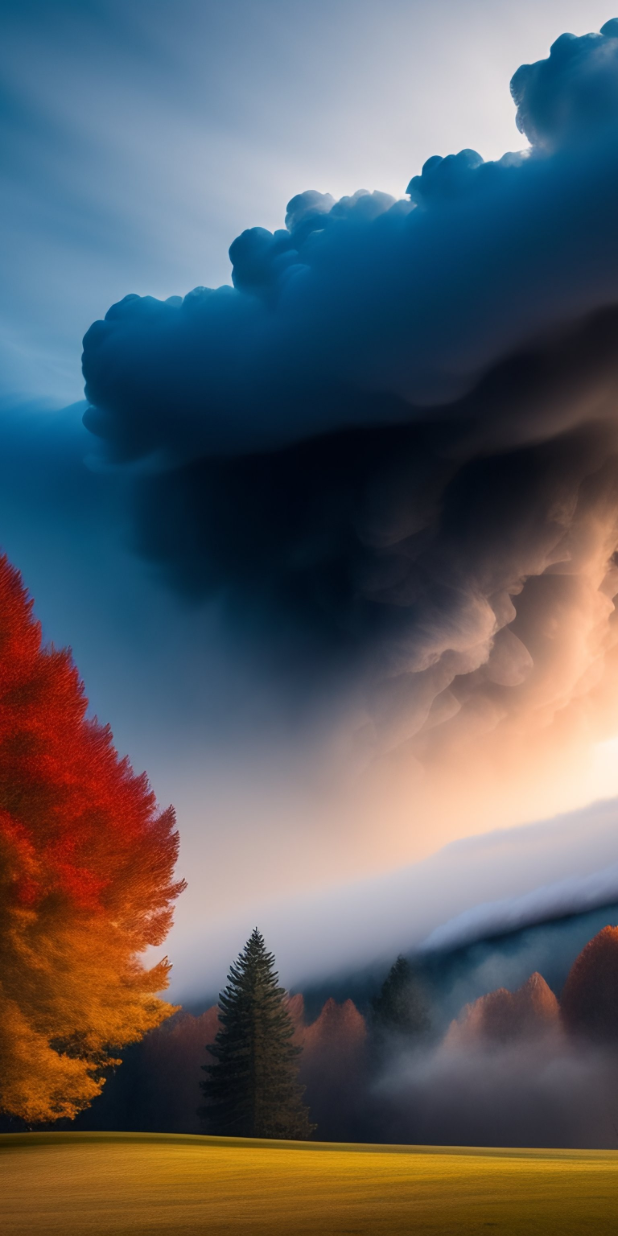
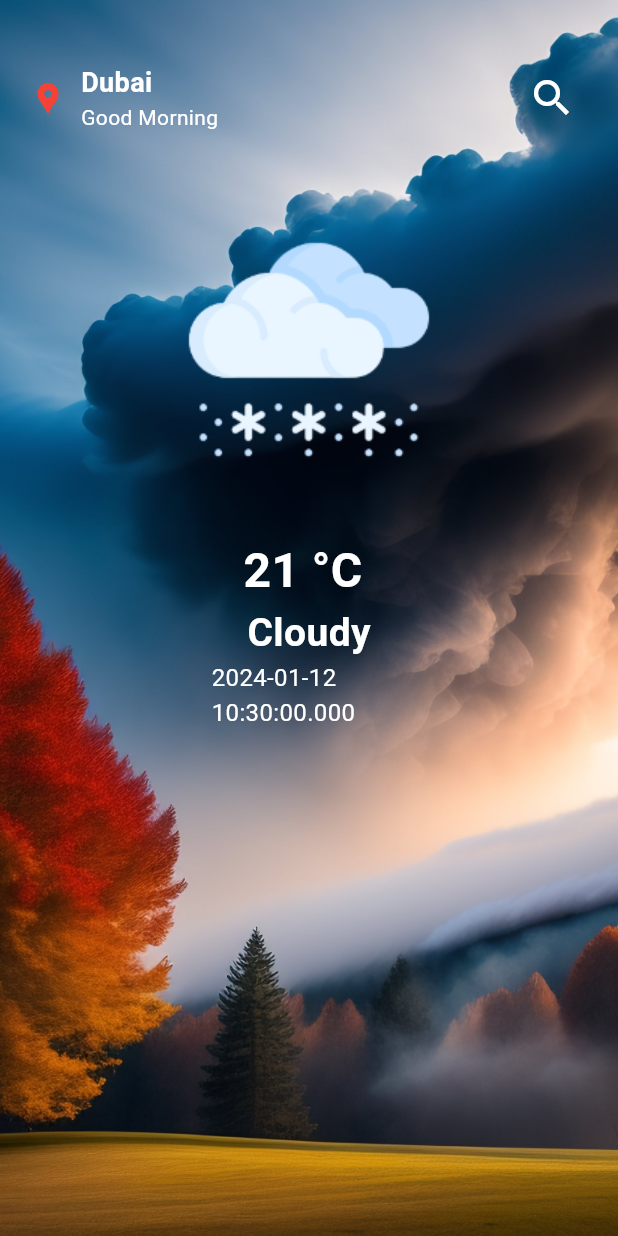
Before and after one commit to BIBINKB97/weather-App, a Flutter app: the screen it shows after launch, on a phone screen of 412 x 824 dp. Run offline on Flutter 3.47's test engine with Material 3 defaults, Android fonts, the phone set to English and light mode, and no system bars.

Commit message:
home page almost completed

```diff
--- a/lib/main.dart
+++ b/lib/main.dart
@@ -15,6 +15,7 @@ class MyApp extends StatelessWidget {
         title: 'Weather App',
         debugShowCheckedModeBanner: false,
         theme: ThemeData(
+          iconTheme: IconThemeData(color: Colors.white ),
           appBarTheme: AppBarTheme(
             backgroundColor: Colors.transparent,
             elevation: 0,
@@ -22,6 +23,7 @@ class MyApp extends StatelessWidget {
           colorScheme: ColorScheme.fromSeed(seedColor: Colors.deepPurple),
           useMaterial3: true,
         ),
+
         home: HomePage());
   }
 }
--- a/lib/screens/home_page.dart
+++ b/lib/screens/home_page.dart
@@ -1,5 +1,6 @@
 import 'package:flutter/material.dart';
 import 'package:weather_app/data/image_path.dart';
+import 'package:weather_app/utils/apptext.dart';
 
 class HomePage extends StatelessWidget {
   const HomePage({super.key});
@@ -15,6 +16,7 @@ class HomePage extends StatelessWidget {
         elevation: 0,
       ),
       body: Container(
+        padding: EdgeInsets.only(top: 40, right: 20, bottom: 20, left: 20),
         height: size.height,
         width: size.width,
         decoration: BoxDecoration(
@@ -23,9 +25,95 @@ class HomePage extends StatelessWidget {
           image: AssetImage(background[0]),
         )),
         child: Stack(children: [
+          SizedBox(
+            height: 50,
+            child: Row(
+              mainAxisAlignment: MainAxisAlignment.spaceBetween,
+              children: [
+                Container(
+                  child: Row(
+                    children: [
+                      Icon(
+                        Icons.location_pin,
+                        color: Colors.red,
+                      ),
+                      SizedBox(
+                        width: 10,
+                      ),
+                      Column(
+                        mainAxisAlignment: MainAxisAlignment.center,
+                        crossAxisAlignment: CrossAxisAlignment.start,
+                        children: [
+                          AppText(
+                            data: 'Dubai',
+                            color: Colors.white,
+                            size: 18,
+                            fw: FontWeight.w700,
+                          ),
+                          AppText(
+                            data: 'Good Morning',
+                            color: Colors.white,
+                            size: 14,
+                            fw: FontWeight.w400,
+                          ),
+                        ],
+                      )
+                    ],
+                  ),
+                ),
+                IconButton(
+                    onPressed: () {},
+                    icon: Icon(
+                      Icons.search,
+                      size: 32,
+                    ))
+              ],
+            ),
+          ),
+          Align(
+              alignment: Alignment(0, -0.7), child: Image.asset(imagePath[6])),
+          Align(
+            alignment: Alignment(0, 0),
+            child: SizedBox(
+              height: 130,
+              width: 130,
+              child: Column(
+                mainAxisAlignment: MainAxisAlignment.center,
+                children: [
+                  AppText(
+                    data: '21 °C ',
+                    color: Colors.white,
+                    fw: FontWeight.bold,
+                    size: 32,
+                  ),
+                  AppText(
+                    data: 'Cloudy',
+                    color: Colors.white,
+                    fw: FontWeight.w600,
+                    size: 26,
+                  ),
+                  AppText(
+                    data: DateTime.now().toString(),
+                    color: Colors.white,
+                    size: 16,
+                  )
+                ],
+              ),
+            ),
+          ),
+          SizedBox(
+            height: 100,
+            child: Column(
+              children: [
+                Row(
+                  children: [
 
-        ])
-        ,
+                  ],
+                )
+              ],
+            ),
+          )
+        ]),
       ),
     );
   }
--- a/pubspec.yaml
+++ b/pubspec.yaml
@@ -35,6 +35,7 @@ dependencies:
   geolocator: ^10.1.0
   get: ^4.6.6
   http: ^1.1.0
+  intl: ^0.19.0
   sleek_circular_slider: ^2.0.1
 
 dev_dependencies:
```
Also changed, not shown: pubspec.lock.
